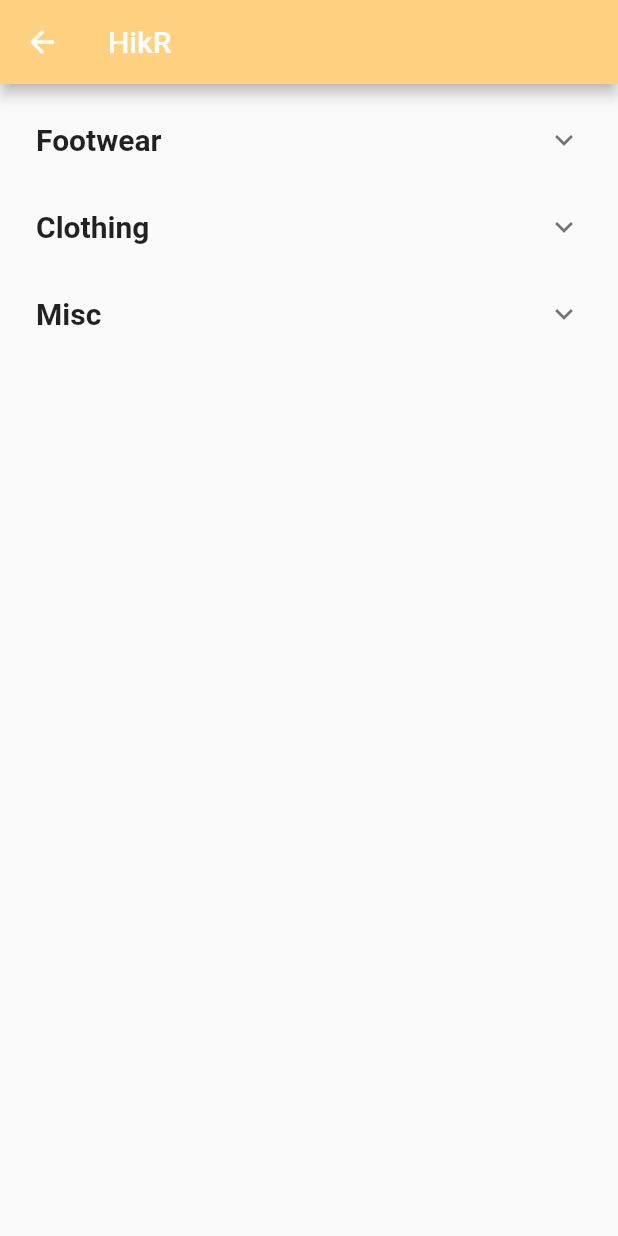
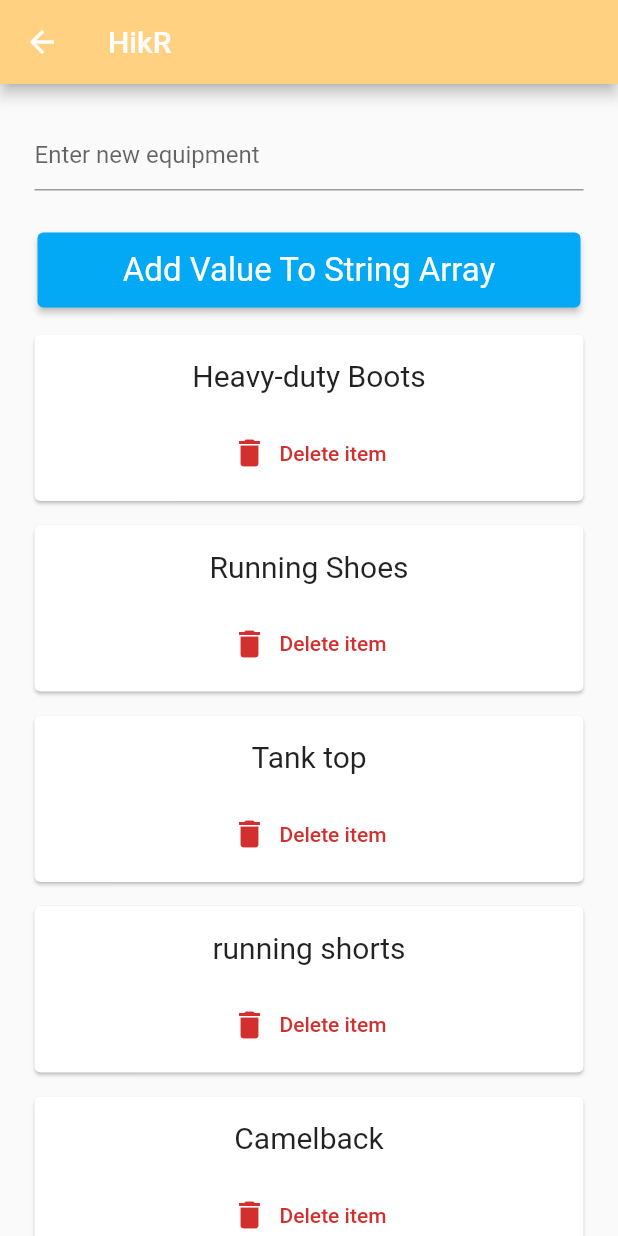
Before and after one commit to anahoward815/MobileProject, a Flutter app: the AccountEquipment screen opened by its route, on a phone screen of 412 x 824 dp. Run offline on Flutter 3.47's test engine with Material 2 defaults, Android fonts, the light colour scheme and no system bars; missing offline and left inert: dart:ffi, flutter_osm_plugin.

Commit message:
Added hikes, finished equipment

```diff
--- a/HikingApp/lib/backend/DefaultHikeList.dart
+++ b/HikingApp/lib/backend/DefaultHikeList.dart
@@ -3,9 +3,14 @@ import 'package:flutter/material.dart';
 import 'Hikes.dart';
 
 class DefaultHikeList {
-  List<Hikes> _hikes = [
-    Hikes("Timpanogos", "Intermediate", 'Mountain/Rock', 'Utah County', 'assets/images/timpanogos.jpg', 4400.0, 13.0),
-    Hikes("Bridal Veil Trail", 'Easy', 'Gravel', 'Utah County', 'assets/images/bridal.jpg', 114.0, 1.4),
+  final List<Hikes> _hikes = [
+    Hikes("Timpanogos", "Hard", 'Mountain/Rock', 'Utah County', 'assets/images/timpanogos.jpg', 4400.0, 13.0),
+    Hikes("Bridal Veil Trail", 'Easy', 'Paved', 'Utah County', 'assets/images/bridal.jpg', 114.0, 1.4),
+    Hikes("Rock Garden Trail", 'Intermediate', 'Gravel', 'Utah County', 'assets/images/rockgarden.jpg', 1555.0, 3.0),
+    Hikes("Squaw Peak Trail", 'Hard', 'Mountain/Rock', 'Utah County', 'assets/images/squaw.jpg', 2831.0, 7.8),
+    Hikes("Boulder Mail Trail", 'Hard', 'Rocky', 'Escalante National Monument', 'assets/images/boulder.jpg', 2582.0, 15.4),
+    Hikes("Utah Lake Shoreline", 'Easy', 'Paved', 'Utah County', 'assets/images/shoreline.jpg', 26.0, 4.1),
+    Hikes("Copper Pit Overlook", 'Intermediate', 'Gravel', 'Tooele County', 'assets/images/copper.jpg', 1243.0, 5.1),
   ];
 
   List<Hikes> getHikeList() {
--- a/HikingApp/lib/pages/account_equipment.dart
+++ b/HikingApp/lib/pages/account_equipment.dart
@@ -1,5 +1,6 @@
 import 'package:flutter/material.dart';
 import 'package:hiking_app/reusable_widgets/AppHeader.dart';
+import 'package:hiking_app/reusable_widgets/EquipmentCard.dart';
 import 'package:hiking_app/reusable_widgets/HikeCardDisplay.dart';
 import 'package:hiking_app/reusable_widgets/SortBox.dart';
 
@@ -13,23 +14,13 @@ class AccountEquipment extends StatefulWidget {
 
 
 class _AccountEquipmentState extends State<AccountEquipment> {
-  List<String> types = ['Footwear', 'Clothing', 'Misc'];
-  List<String> footwear = ["Heavy-duty Boots", "Running Shoes", "Water Shoes"];
-  List<String> clothing = ["Tank top", "running shorts", "Joggers", "Windbreaker"];
-  List<String> misc = ["Camelback", "Water bottle", "Hiking sticks", "Moleskin"];
-  late List<List<String>> stuff = [["Heavy-duty Boots", "Running Shoes", "Water Shoes"],
-                                   ["Tank top", "running shorts", "Joggers", "Windbreaker"],
-                                   ["Camelback", "Water bottle", "Hiking sticks", "Moleskin"]];
-  String currentFootwear = "";
-  String currentClothing = "";
-  String currentMisc = "";
+  List<String> equipment = ["Heavy-duty Boots", "Running Shoes", "Tank top", "running shorts", "Camelback", "Moleskin"];
+
+  final textFieldValueHolder = TextEditingController();
+
 
   @override
   void initState() {
-    currentFootwear = footwear[0];
-    currentClothing = clothing[0];
-    currentMisc = misc[0];
-    stuff.add(footwear); stuff.add(clothing); stuff.add(misc);
     super.initState();
   }
 
@@ -38,29 +29,48 @@ class _AccountEquipmentState extends State<AccountEquipment> {
   Widget build(BuildContext context) {
     return Scaffold(
       appBar: appHeader(),
-      body: Column(
+      body: SingleChildScrollView(
+        child: Padding(
+          padding: const EdgeInsets.all(15.0),
+          child: Column(
               crossAxisAlignment: CrossAxisAlignment.stretch,
               mainAxisAlignment: MainAxisAlignment.start,
               children: [
-            Expanded(
-              child: ListView.builder(
-                    padding: const EdgeInsets.all(8),
-                    itemCount: types.length,
-                    itemBuilder: (BuildContext context, int index) {
-                      return ExpansionTile(
-                        title: Text(types[index], style: const TextStyle(fontSize: 20.0, fontWeight: FontWeight.bold),),
-                        children: [
+                Container(
+                  width: 280,
+                  padding: EdgeInsets.all(8),
+                  child: TextField(
+                    controller: textFieldValueHolder,
+                    autocorrect: false,
+                    decoration: InputDecoration(hintText: 'Enter new equipment'),
+                  ),
+                ),
+                SizedBox(height: 10,),
+                Container(
+                  margin: const EdgeInsets.all(10),
+                  child: ElevatedButton(
+                    style: ElevatedButton.styleFrom(
+                      primary: Colors.lightBlue,
+                      padding: EdgeInsets.all(12),
+                      textStyle: TextStyle(fontSize: 22),
+                    ),
+                    child: Text('Add Value To String Array'),
+                    onPressed: addValue,
+                  ),
+                ),
                   Column(
-                            children:
-                              _buildExpandableList(stuff[index]),
+                    children: equipment.map((item) => EquipmentCard(
+                        equipment: item,
+                        delete: () {
+                          setState(() {
+                            equipment.remove(item);
+                          });
+                        }
+                    )).toList(),
                   )
               ],
-                      );
-                    },
             ),
         ),
-
-          ],
       ),
 
     );
@@ -75,14 +85,63 @@ class _AccountEquipmentState extends State<AccountEquipment> {
         ),
       );
     }
-    columnContent.add(ElevatedButton(
-        onPressed: () {
-
-        },
-        child: Text("Add Item")));
     return columnContent;
   }
+
+  showAlert(BuildContext context) {
+    showDialog(
+      context: context,
+      builder: (BuildContext context) {
+        return AlertDialog(
+          title: new Text('Please Enter Value in Text Field.'),
+          actions: <Widget>[
+            ElevatedButton(
+              child: new Text("OK"),
+              onPressed: () {
+                Navigator.of(context).pop();
+              },
+            ),
+          ],
+        );
+      },
+    );
   }
+
+  void addValue() {
+    if (textFieldValueHolder.text == '') {
+      showAlert(context);
+    } else {
+      setState(() {
+        equipment.add(textFieldValueHolder.text);
+      });
+      print(equipment);
+    }
+  }
+}
+
+/*
+
+ExpansionTile(
+                        title: Text(types[index], style: const TextStyle(fontSize: 20.0, fontWeight: FontWeight.bold),),
+                        children: [
+                          Column(
+                            children:
+                              _buildExpandableList(stuff[index]),
+                          )
+                        ],
+                      );
+
+                      ListView.builder(
+                    padding: const EdgeInsets.all(8),
+                    itemCount: equipment.length,
+                    itemBuilder: (BuildContext context, int index) {
+                      return ListTile(
+                        title: Text(equipment[index]),
+                      );
+                    },
+                  ),
+
+ */
 
 /*padding: EdgeInsets.all(15),
                     children: ListTile.divideTiles(
--- /dev/null
+++ b/HikingApp/lib/reusable_widgets/EquipmentCard.dart
@@ -0,0 +1,42 @@
+import 'package:flutter/material.dart';
+
+class EquipmentCard extends StatelessWidget {
+  final String equipment;
+  final Function() delete;
+
+  EquipmentCard({ required this.equipment, required this.delete });
+
+  @override
+  Widget build(BuildContext context) {
+    return Card(
+      margin: EdgeInsets.all(8),
+      child: Padding(
+        padding: const EdgeInsets.all(8),
+        child: Column(
+          crossAxisAlignment: CrossAxisAlignment.stretch,
+          children: [
+            Padding(
+              padding: const EdgeInsets.all(8.0),
+              child: Text(
+                equipment,
+                textAlign: TextAlign.center,
+                style: TextStyle(
+                  fontSize: 20,
+                ),
+              ),
+            ),
+            SizedBox(height: 8,),
+            TextButton.icon(
+              onPressed: delete,
+              icon: const Icon(Icons.delete),
+              label: const Text('Delete item'),
+              style: TextButton.styleFrom(
+                primary: Colors.red[700]
+              ),
+            )
+          ],
+        ),
+      ),
+    );
+  }
+}
```
Also changed, not shown: HikingApp/assets/images/boulder.jpg (added), HikingApp/assets/images/copper.jpg (added), HikingApp/assets/images/rockgarden.jpg (added), HikingApp/assets/images/shoreline.jpg (added), HikingApp/assets/images/squaw.jpg (added). Lines whose indentation alone changed are shown as unchanged.
